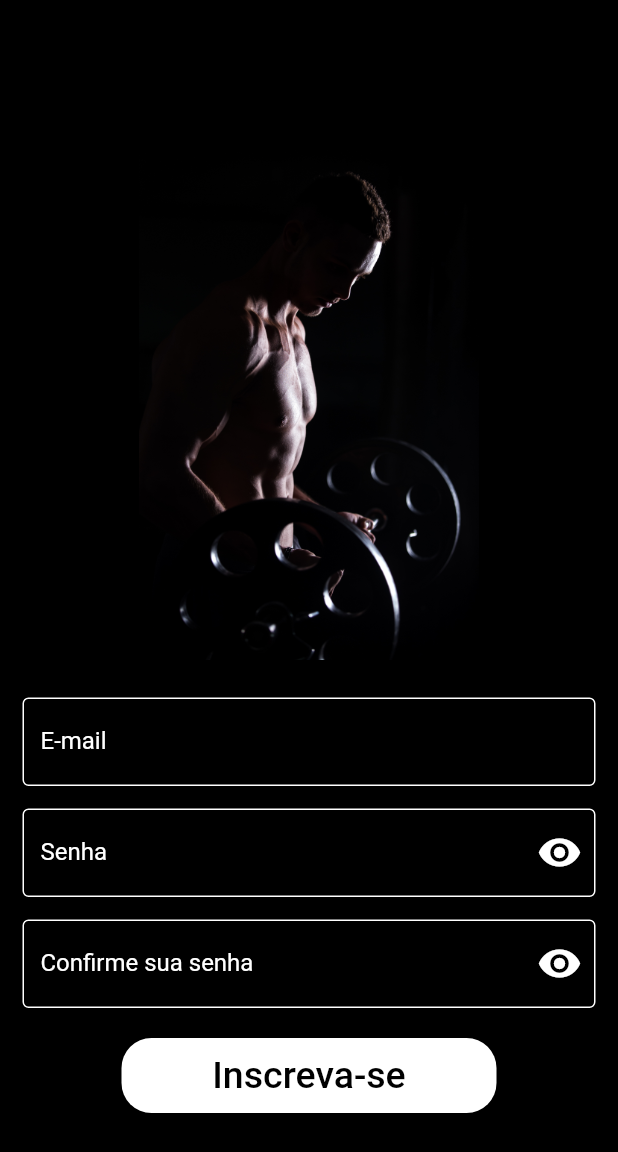
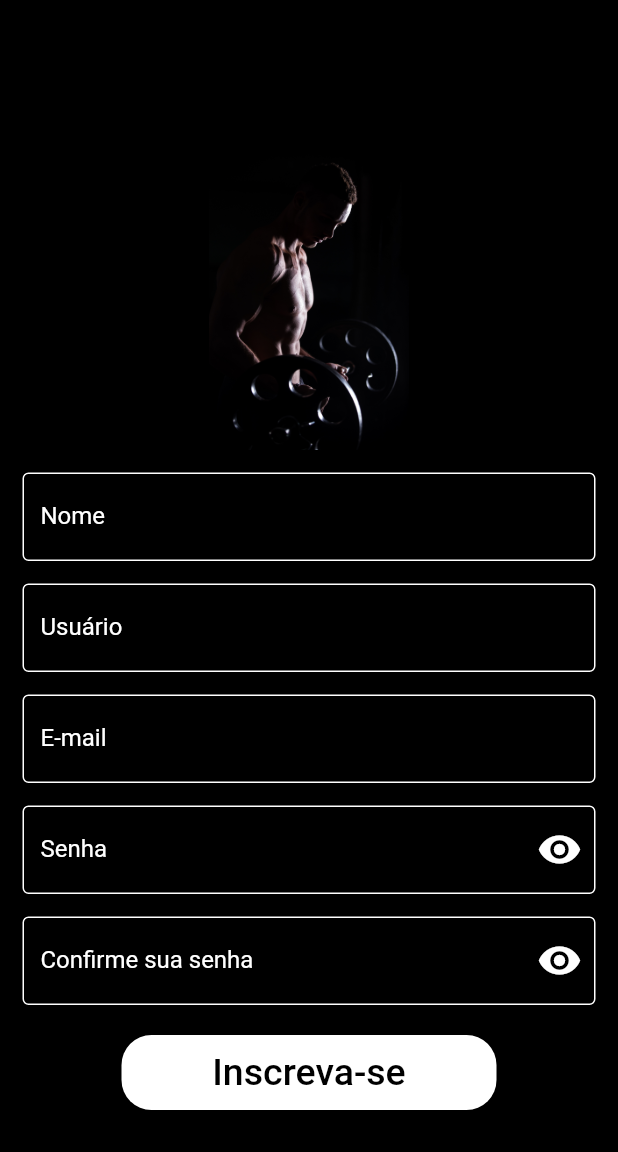
Before and after one commit to OnofreTZK/FastFitApp, a Flutter app: the RegisterPage screen opened by its route, on a phone screen of 412 x 824 dp. Shown: the top 1152 px of the screen. Run offline on Flutter 3.47's test engine with Material 2 defaults, Android fonts, the phone set to English and light mode, and no system bars; our stand-ins replace flutter_mobx, flutter_modular, google_fonts, rxdart.

Commit message:
modificando login e registro

```diff
--- a/lib/app/modules/authentication/presenter/login_authentication_page.dart
+++ b/lib/app/modules/authentication/presenter/login_authentication_page.dart
@@ -43,9 +43,9 @@ class _LoginAuthenticationPageState extends State<LoginAuthenticationPage> {
                     ),
                     border: OutlineInputBorder(),
                     labelStyle: TextStyle(color: Colors.white),
-                    labelText: 'E-mail',
+                    labelText: 'Usuário',
                     hintStyle: TextStyle(color: Colors.white),
-                    hintText: 'Entre com um e-mail válido'), // InputDecoration
+                    hintText: 'Entre com um usuário válido'), // InputDecoration
                 style: TextStyle(
                   color: Color(0xFFFFFFFF),
                 ), // TextStyle
--- a/lib/app/modules/register/presenter/register_page.dart
+++ b/lib/app/modules/register/presenter/register_page.dart
@@ -24,7 +24,7 @@ class _RegisterPageState extends ModularState<RegisterPage, RegisterBloc> {
               child: Center(
                 child: Container(
                     width: 300,
-                    height: 340,
+                    height: 200,
                     decoration: BoxDecoration(
                         //bordar ao redor da imagem
                         color: Colors.black,
@@ -33,13 +33,57 @@ class _RegisterPageState extends ModularState<RegisterPage, RegisterBloc> {
                     child: Image.asset('assets/images/gym2.jpg',
                         height: 500)), //Container
               ), //Center
+            ),
+            Padding(
+              //padding: const EdgeInsets.only(left:15.0,right: 15.0,top:0,bottom: 0),
+              padding: const EdgeInsets.only(
+                  left: 15.0,
+                  right: 15.0,
+                  top: 15,
+                  bottom: 0), //EdgeInsets.only
+              child: TextField(
+                decoration: InputDecoration(
+                    enabledBorder: OutlineInputBorder(
+                      borderSide: BorderSide(color: Colors.white),
+                    ), //OutlineInputBorder
+                    border: OutlineInputBorder(),
+                    labelStyle: TextStyle(color: Colors.white),
+                    labelText: 'Nome',
+                    hintStyle: TextStyle(color: Colors.white),
+                    hintText: 'Entre com seu nome completo'), //InputDecoration
+                style: TextStyle(
+                  color: Colors.white,
+                ), //TextStyle
+              ), //TextField
+            ),
+            Padding(
+              //padding: const EdgeInsets.only(left:15.0,right: 15.0,top:0,bottom: 0),
+              padding: const EdgeInsets.only(
+                  left: 15.0,
+                  right: 15.0,
+                  top: 15,
+                  bottom: 0), //EdgeInsets.only
+              child: TextField(
+                decoration: InputDecoration(
+                    enabledBorder: OutlineInputBorder(
+                      borderSide: BorderSide(color: Colors.white),
+                    ), //OutlineInputBorder
+                    border: OutlineInputBorder(),
+                    labelStyle: TextStyle(color: Colors.white),
+                    labelText: 'Usuário',
+                    hintStyle: TextStyle(color: Colors.white),
+                    hintText: 'Entre com um nome de usuário'), //InputDecoration
+                style: TextStyle(
+                  color: Colors.white,
+                ), //TextStyle
+              ), //TextField
             ), //Padding
             Padding(
               //padding: const EdgeInsets.only(left:15.0,right: 15.0,top:0,bottom: 0),
               padding: const EdgeInsets.only(
                   left: 15.0,
                   right: 15.0,
-                  top: 25,
+                  top: 15,
                   bottom: 0), //EdgeInsets.only
               child: TextField(
                 decoration: InputDecoration(
@@ -82,7 +126,7 @@ class _RegisterPageState extends ModularState<RegisterPage, RegisterBloc> {
                           size: 30,
                           color: Colors.white,
                         ) //Icon
-                      ) //IconButton
+                        ) //IconButton
                     ), //InputDecoration
                 style: TextStyle(
                   color: Colors.white,
```
